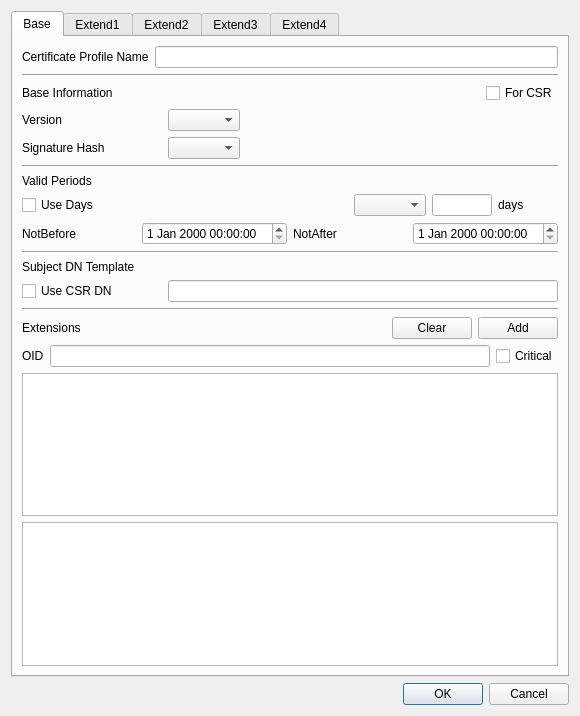
This is CertMan/make_cert_profile_dlg.ui in jykim74/CertMan as Qt 5 draws it before an edit. The edited form follows.
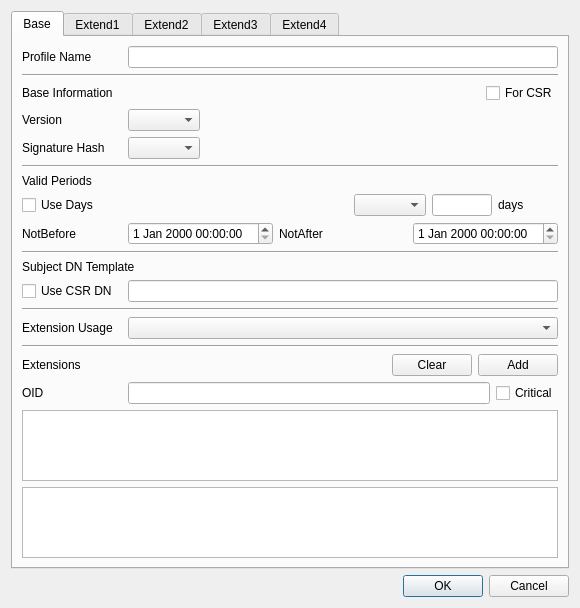
This is the edited form.

Commit message: CSR Profile Extension 인증서 지원

What changed in the file:
```diff
--- a/CertMan/make_cert_profile_dlg.ui
+++ b/CertMan/make_cert_profile_dlg.ui
@@ -7,7 +7,7 @@
     <x>0</x>
     <y>0</y>
     <width>580</width>
-    <height>716</height>
+    <height>603</height>
    </rect>
   </property>
   <property name="windowTitle">
@@ -24,74 +24,6 @@
        <string>Base</string>
       </attribute>
       <layout class="QGridLayout" name="gridLayout">
-       <item row="1" column="0">
-        <widget class="Line" name="line_10">
-         <property name="orientation">
-          <enum>Qt::Horizontal</enum>
-         </property>
-        </widget>
-       </item>
-       <item row="17" column="0">
-        <widget class="QPlainTextEdit" name="mExtensionsValueText"/>
-       </item>
-       <item row="10" column="0">
-        <widget class="Line" name="line_12">
-         <property name="orientation">
-          <enum>Qt::Horizontal</enum>
-         </property>
-        </widget>
-       </item>
-       <item row="9" column="0">
-        <layout class="QGridLayout" name="gridLayout_10">
-         <property name="topMargin">
-          <number>0</number>
-         </property>
-         <item row="0" column="0">
-          <widget class="QLabel" name="label_7">
-           <property name="text">
-            <string>NotBefore</string>
-           </property>
-          </widget>
-         </item>
-         <item row="0" column="2">
-          <widget class="QLabel" name="label_8">
-           <property name="text">
-            <string>NotAfter</string>
-           </property>
-          </widget>
-         </item>
-         <item row="0" column="1">
-          <widget class="QDateTimeEdit" name="mNotBeforeDateTime"/>
-         </item>
-         <item row="0" column="3">
-          <widget class="QDateTimeEdit" name="mNotAfterDateTime"/>
-         </item>
-        </layout>
-       </item>
-       <item row="16" column="0">
-        <layout class="QGridLayout" name="gridLayout_26">
-         <property name="topMargin">
-          <number>0</number>
-         </property>
-         <item row="0" column="1">
-          <widget class="QLabel" name="label_34">
-           <property name="text">
-            <string>OID</string>
-           </property>
-          </widget>
-         </item>
-         <item row="0" column="2">
-          <widget class="QLineEdit" name="mExtensionsOIDText"/>
-         </item>
-         <item row="0" column="3">
-          <widget class="QCheckBox" name="mExtensionsCriticalCheck">
-           <property name="text">
-            <string>Critical</string>
-           </property>
-          </widget>
-         </item>
-        </layout>
-       </item>
        <item row="7" column="0">
         <widget class="QLabel" name="label_5">
          <property name="text">
@@ -99,56 +31,6 @@
          </property>
         </widget>
        </item>
-       <item row="13" column="0">
-        <widget class="Line" name="line_13">
-         <property name="orientation">
-          <enum>Qt::Horizontal</enum>
-         </property>
-        </widget>
-       </item>
-       <item row="0" column="0">
-        <layout class="QGridLayout" name="gridLayout_6">
-         <item row="0" column="0">
-          <widget class="QLabel" name="label">
-           <property name="maximumSize">
-            <size>
-             <width>140</width>
-             <height>16777215</height>
-            </size>
-           </property>
-           <property name="text">
-            <string>Certificate Profile Name</string>
-           </property>
-          </widget>
-         </item>
-         <item row="0" column="1">
-          <widget class="QLineEdit" name="mNameText"/>
-         </item>
-        </layout>
-       </item>
-       <item row="12" column="0">
-        <layout class="QGridLayout" name="gridLayout_11">
-         <property name="topMargin">
-          <number>0</number>
-         </property>
-         <item row="0" column="0">
-          <widget class="QCheckBox" name="mUseCSRCheck">
-           <property name="minimumSize">
-            <size>
-             <width>140</width>
-             <height>0</height>
-            </size>
-           </property>
-           <property name="text">
-            <string>Use CSR DN</string>
-           </property>
-          </widget>
-         </item>
-         <item row="0" column="1">
-          <widget class="QLineEdit" name="mSubjectDNText"/>
-         </item>
-        </layout>
-       </item>
        <item row="8" column="0">
         <layout class="QGridLayout" name="gridLayout_9">
          <property name="topMargin">
@@ -158,10 +40,16 @@
           <widget class="QCheckBox" name="mUseDaysCheck">
            <property name="minimumSize">
             <size>
-             <width>140</width>
+             <width>100</width>
              <height>0</height>
             </size>
            </property>
+           <property name="maximumSize">
+            <size>
+             <width>100</width>
+             <height>16777215</height>
+            </size>
+           </property>
            <property name="text">
             <string>Use Days</string>
            </property>
@@ -214,6 +102,149 @@
          </item>
         </layout>
        </item>
+       <item row="14" column="0">
+        <layout class="QGridLayout" name="gridLayout_28">
+         <property name="topMargin">
+          <number>0</number>
+         </property>
+         <item row="0" column="0">
+          <widget class="QLabel" name="label_6">
+           <property name="minimumSize">
+            <size>
+             <width>100</width>
+             <height>0</height>
+            </size>
+           </property>
+           <property name="maximumSize">
+            <size>
+             <width>100</width>
+             <height>16777215</height>
+            </size>
+           </property>
+           <property name="text">
+            <string>Extension Usage</string>
+           </property>
+          </widget>
+         </item>
+         <item row="0" column="1">
+          <widget class="QComboBox" name="mExtUsageCombo"/>
+         </item>
+        </layout>
+       </item>
+       <item row="17" column="0">
+        <layout class="QGridLayout" name="gridLayout_26">
+         <property name="topMargin">
+          <number>0</number>
+         </property>
+         <item row="0" column="1">
+          <widget class="QLabel" name="label_34">
+           <property name="minimumSize">
+            <size>
+             <width>100</width>
+             <height>0</height>
+            </size>
+           </property>
+           <property name="maximumSize">
+            <size>
+             <width>100</width>
+             <height>16777215</height>
+            </size>
+           </property>
+           <property name="text">
+            <string>OID</string>
+           </property>
+          </widget>
+         </item>
+         <item row="0" column="2">
+          <widget class="QLineEdit" name="mExtensionsOIDText"/>
+         </item>
+         <item row="0" column="3">
+          <widget class="QCheckBox" name="mExtensionsCriticalCheck">
+           <property name="text">
+            <string>Critical</string>
+           </property>
+          </widget>
+         </item>
+        </layout>
+       </item>
+       <item row="12" column="0">
+        <layout class="QGridLayout" name="gridLayout_11">
+         <property name="topMargin">
+          <number>0</number>
+         </property>
+         <item row="0" column="0">
+          <widget class="QCheckBox" name="mUseCSRCheck">
+           <property name="minimumSize">
+            <size>
+             <width>100</width>
+             <height>0</height>
+            </size>
+           </property>
+           <property name="maximumSize">
+            <size>
+             <width>100</width>
+             <height>16777215</height>
+            </size>
+           </property>
+           <property name="text">
+            <string>Use CSR DN</string>
+           </property>
+          </widget>
+         </item>
+         <item row="0" column="1">
+          <widget class="QLineEdit" name="mSubjectDNText"/>
+         </item>
+        </layout>
+       </item>
+       <item row="4" column="0">
+        <layout class="QGridLayout" name="gridLayout_7">
+         <property name="topMargin">
+          <number>0</number>
+         </property>
+         <item row="0" column="1">
+          <widget class="QComboBox" name="mVersionCombo"/>
+         </item>
+         <item row="0" column="0">
+          <widget class="QLabel" name="label_3">
+           <property name="minimumSize">
+            <size>
+             <width>100</width>
+             <height>0</height>
+            </size>
+           </property>
+           <property name="maximumSize">
+            <size>
+             <width>100</width>
+             <height>16777215</height>
+            </size>
+           </property>
+           <property name="text">
+            <string>Version</string>
+           </property>
+          </widget>
+         </item>
+         <item row="0" column="2">
+          <spacer name="horizontalSpacer">
+           <property name="orientation">
+            <enum>Qt::Horizontal</enum>
+           </property>
+           <property name="sizeHint" stdset="0">
+            <size>
+             <width>40</width>
+             <height>20</height>
+            </size>
+           </property>
+          </spacer>
+         </item>
+        </layout>
+       </item>
+       <item row="11" column="0">
+        <widget class="QLabel" name="label_9">
+         <property name="text">
+          <string>Subject DN Template</string>
+         </property>
+        </widget>
+       </item>
        <item row="5" column="0">
         <layout class="QGridLayout" name="gridLayout_8">
          <property name="topMargin">
@@ -226,13 +257,13 @@
           <widget class="QLabel" name="label_4">
            <property name="minimumSize">
             <size>
-             <width>140</width>
+             <width>100</width>
              <height>0</height>
             </size>
            </property>
            <property name="maximumSize">
             <size>
-             <width>140</width>
+             <width>100</width>
              <height>16777215</height>
             </size>
            </property>
@@ -256,110 +287,49 @@
          </item>
         </layout>
        </item>
-       <item row="15" column="0">
-        <layout class="QGridLayout" name="gridLayout_25">
-         <property name="topMargin">
-          <number>0</number>
-         </property>
-         <item row="0" column="2">
-          <widget class="QPushButton" name="mExtensionsClearBtn">
-           <property name="text">
-            <string>Clear</string>
-           </property>
-          </widget>
-         </item>
-         <item row="0" column="3">
-          <widget class="QPushButton" name="mExtensionsAddBtn">
-           <property name="text">
-            <string>Add</string>
-           </property>
-          </widget>
-         </item>
-         <item row="0" column="1">
-          <spacer name="horizontalSpacer_15">
-           <property name="orientation">
-            <enum>Qt::Horizontal</enum>
-           </property>
-           <property name="sizeHint" stdset="0">
-            <size>
-             <width>40</width>
-             <height>20</height>
-            </size>
-           </property>
-          </spacer>
-         </item>
+       <item row="0" column="0">
+        <layout class="QGridLayout" name="gridLayout_6">
          <item row="0" column="0">
-          <widget class="QLabel" name="label_25">
+          <widget class="QLabel" name="label">
+           <property name="minimumSize">
+            <size>
+             <width>100</width>
+             <height>0</height>
+            </size>
+           </property>
+           <property name="maximumSize">
+            <size>
+             <width>100</width>
+             <height>16777215</height>
+            </size>
+           </property>
            <property name="text">
-            <string>Extensions</string>
+            <string>Profile Name</string>
            </property>
           </widget>
          </item>
+         <item row="0" column="1">
+          <widget class="QLineEdit" name="mNameText"/>
+         </item>
         </layout>
        </item>
+       <item row="6" column="0">
+        <widget class="Line" name="line_11">
+         <property name="orientation">
+          <enum>Qt::Horizontal</enum>
+         </property>
+        </widget>
+       </item>
        <item row="18" column="0">
+        <widget class="QPlainTextEdit" name="mExtensionsValueText"/>
+       </item>
+       <item row="19" column="0">
         <widget class="QTableWidget" name="mExtensionsTable">
          <property name="contextMenuPolicy">
           <enum>Qt::CustomContextMenu</enum>
          </property>
         </widget>
        </item>
-       <item row="4" column="0">
-        <layout class="QGridLayout" name="gridLayout_7">
-         <property name="topMargin">
-          <number>0</number>
-         </property>
-         <item row="0" column="1">
-          <widget class="QComboBox" name="mVersionCombo"/>
-         </item>
-         <item row="0" column="0">
-          <widget class="QLabel" name="label_3">
-           <property name="minimumSize">
-            <size>
-             <width>140</width>
-             <height>0</height>
-            </size>
-           </property>
-           <property name="maximumSize">
-            <size>
-             <width>140</width>
-             <height>16777215</height>
-            </size>
-           </property>
-           <property name="text">
-            <string>Version</string>
-           </property>
-          </widget>
-         </item>
-         <item row="0" column="2">
-          <spacer name="horizontalSpacer">
-           <property name="orientation">
-            <enum>Qt::Horizontal</enum>
-           </property>
-           <property name="sizeHint" stdset="0">
-            <size>
-             <width>40</width>
-             <height>20</height>
-            </size>
-           </property>
-          </spacer>
-         </item>
-        </layout>
-       </item>
-       <item row="6" column="0">
-        <widget class="Line" name="line_11">
-         <property name="orientation">
-          <enum>Qt::Horizontal</enum>
-         </property>
-        </widget>
-       </item>
-       <item row="11" column="0">
-        <widget class="QLabel" name="label_9">
-         <property name="text">
-          <string>Subject DN Template</string>
-         </property>
-        </widget>
-       </item>
        <item row="2" column="0">
         <layout class="QGridLayout" name="gridLayout_27">
          <property name="topMargin">
@@ -374,6 +344,18 @@
          </item>
          <item row="0" column="0">
           <widget class="QLabel" name="label_2">
+           <property name="minimumSize">
+            <size>
+             <width>100</width>
+             <height>0</height>
+            </size>
+           </property>
+           <property name="maximumSize">
+            <size>
+             <width>100</width>
+             <height>16777215</height>
+            </size>
+           </property>
            <property name="text">
             <string>Base Information</string>
            </property>
@@ -394,6 +376,126 @@
          </item>
         </layout>
        </item>
+       <item row="16" column="0">
+        <layout class="QGridLayout" name="gridLayout_25">
+         <property name="topMargin">
+          <number>0</number>
+         </property>
+         <item row="0" column="2">
+          <widget class="QPushButton" name="mExtensionsClearBtn">
+           <property name="text">
+            <string>Clear</string>
+           </property>
+          </widget>
+         </item>
+         <item row="0" column="3">
+          <widget class="QPushButton" name="mExtensionsAddBtn">
+           <property name="text">
+            <string>Add</string>
+           </property>
+          </widget>
+         </item>
+         <item row="0" column="1">
+          <spacer name="horizontalSpacer_15">
+           <property name="orientation">
+            <enum>Qt::Horizontal</enum>
+           </property>
+           <property name="sizeHint" stdset="0">
+            <size>
+             <width>40</width>
+             <height>20</height>
+            </size>
+           </property>
+          </spacer>
+         </item>
+         <item row="0" column="0">
+          <widget class="QLabel" name="label_25">
+           <property name="minimumSize">
+            <size>
+             <width>100</width>
+             <height>0</height>
+            </size>
+           </property>
+           <property name="maximumSize">
+            <size>
+             <width>100</width>
+             <height>16777215</height>
+            </size>
+           </property>
+           <property name="text">
+            <string>Extensions</string>
+           </property>
+          </widget>
+         </item>
+        </layout>
+       </item>
+       <item row="10" column="0">
+        <widget class="Line" name="line_12">
+         <property name="orientation">
+          <enum>Qt::Horizontal</enum>
+         </property>
+        </widget>
+       </item>
+       <item row="13" column="0">
+        <widget class="Line" name="line_13">
+         <property name="orientation">
+          <enum>Qt::Horizontal</enum>
+         </property>
+        </widget>
+       </item>
+       <item row="1" column="0">
+        <widget class="Line" name="line_10">
+         <property name="orientation">
+          <enum>Qt::Horizontal</enum>
+         </property>
+        </widget>
+       </item>
+       <item row="9" column="0">
+        <layout class="QGridLayout" name="gridLayout_10">
+         <property name="topMargin">
+          <number>0</number>
+         </property>
+         <item row="0" column="0">
+          <widget class="QLabel" name="label_7">
+           <property name="minimumSize">
+            <size>
+             <width>100</width>
+             <height>0</height>
+            </size>
+           </property>
+           <property name="maximumSize">
+            <size>
+             <width>100</width>
+             <height>16777215</height>
+            </size>
+           </property>
+           <property name="text">
+            <string>NotBefore</string>
+           </property>
+          </widget>
+         </item>
+         <item row="0" column="2">
+          <widget class="QLabel" name="label_8">
+           <property name="text">
+            <string>NotAfter</string>
+           </property>
+          </widget>
+         </item>
+         <item row="0" column="1">
+          <widget class="QDateTimeEdit" name="mNotBeforeDateTime"/>
+         </item>
+         <item row="0" column="3">
+          <widget class="QDateTimeEdit" name="mNotAfterDateTime"/>
+         </item>
+        </layout>
+       </item>
+       <item row="15" column="0">
+        <widget class="Line" name="line_14">
+         <property name="orientation">
+          <enum>Qt::Horizontal</enum>
+         </property>
+        </widget>
+       </item>
       </layout>
      </widget>
      <widget class="QWidget" name="mExtend1Tab">
```
The commit also changes 17 other files.
